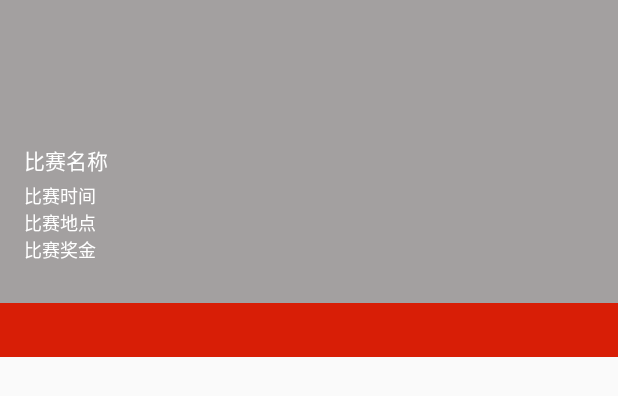
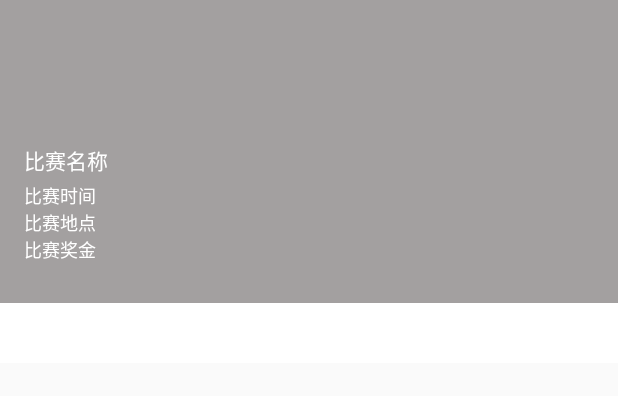
Before and after one commit to zhuliyi10/Badminton, an Android app: the layout activity_match_detail1.xml on its own in the app's theme, with its tools: preview values and no code run, on a phone screen of 412 x 824 dp. Shown: the top 396 px of the screen. Run offline under Robolectric (Android 15) with nearby library versions, the phone set to English and light mode, and no system bars.

Commit message:
嵌套滚动处理

```diff
--- a/news/src/main/java/com/leory/badminton/news/mvp/ui/activity/MatchDetailActivity.java
+++ b/news/src/main/java/com/leory/badminton/news/mvp/ui/activity/MatchDetailActivity.java
@@ -33,6 +33,7 @@ import com.leory.commonlib.image.ImageConfig;
 import com.leory.commonlib.utils.AppUtils;
 
 import java.util.ArrayList;
+import java.util.Arrays;
 import java.util.List;
 
 import butterknife.BindView;
@@ -135,6 +136,9 @@ public class MatchDetailActivity extends BaseActivity<MatchDetailPresenter> impl
         });
         viewPager.setAdapter(new TabPagerAdapter(getSupportFragmentManager(), fragmentList));
         viewPager.setOffscreenPageLimit(1);
+        String[] tabs=new String[]{"对阵"};
+        tab.initData(Arrays.asList(tabs));
+        tab.setSelectPos(0);
     }
 
 
--- /dev/null
+++ b/news/src/main/res/color/selector_color_match_tab.xml
@@ -0,0 +1,6 @@
+<?xml version="1.0" encoding="utf-8"?>
+<selector xmlns:android="http://schemas.android.com/apk/res/android">
+    <item android:color="@color/white" android:state_selected="true" />
+    <item android:color="@color/white" android:state_pressed="true" />
+    <item android:color="@color/txt_gray" />
+</selector>
--- /dev/null
+++ b/news/src/main/res/drawable/selector_bg_match_tab.xml
@@ -0,0 +1,12 @@
+<?xml version="1.0" encoding="utf-8"?>
+<selector xmlns:android="http://schemas.android.com/apk/res/android">
+    <item android:state_selected="true">
+        <color android:color="@color/deep_gray" />
+    </item>
+    <item android:state_pressed="true">
+        <color android:color="@color/deep_gray" />
+    </item>
+    <item>
+        <color android:color="@color/white" />
+    </item>
+</selector>
--- a/news/src/main/res/layout/activity_match_detail1.xml
+++ b/news/src/main/res/layout/activity_match_detail1.xml
@@ -97,8 +97,14 @@
 
         <com.leory.badminton.news.mvp.ui.widget.MatchTabView
             android:id="@+id/tab"
-            android:layout_width="wrap_content"
-            android:layout_height="36dp" />
+            android:layout_width="match_parent"
+            android:layout_height="40dp"
+            android:orientation="horizontal"
+            app:item_width="72dp"
+            android:background="@color/white"
+            app:bg_color="@drawable/selector_bg_match_tab"
+            app:text_color="@color/selector_color_match_tab" />
+
     </android.support.design.widget.AppBarLayout>
 
     <android.support.v4.view.ViewPager
--- a/news/src/main/res/layout/fragment_match_against_chart.xml
+++ b/news/src/main/res/layout/fragment_match_against_chart.xml
@@ -1,5 +1,10 @@
 <?xml version="1.0" encoding="utf-8"?>
-<android.support.constraint.ConstraintLayout xmlns:android="http://schemas.android.com/apk/res/android"
+<android.support.v4.widget.NestedScrollView
+    android:fillViewport="true"
+    xmlns:android="http://schemas.android.com/apk/res/android"
+    android:layout_width="match_parent"
+    android:layout_height="match_parent">
+    <android.support.constraint.ConstraintLayout
         android:layout_width="match_parent"
         android:layout_height="match_parent"
         xmlns:app="http://schemas.android.com/apk/res-auto">
@@ -44,3 +49,4 @@
                 android:layout_gravity="center" />
         </FrameLayout>
     </android.support.constraint.ConstraintLayout>
+</android.support.v4.widget.NestedScrollView>
```
Lines whose indentation alone changed are shown as unchanged.
